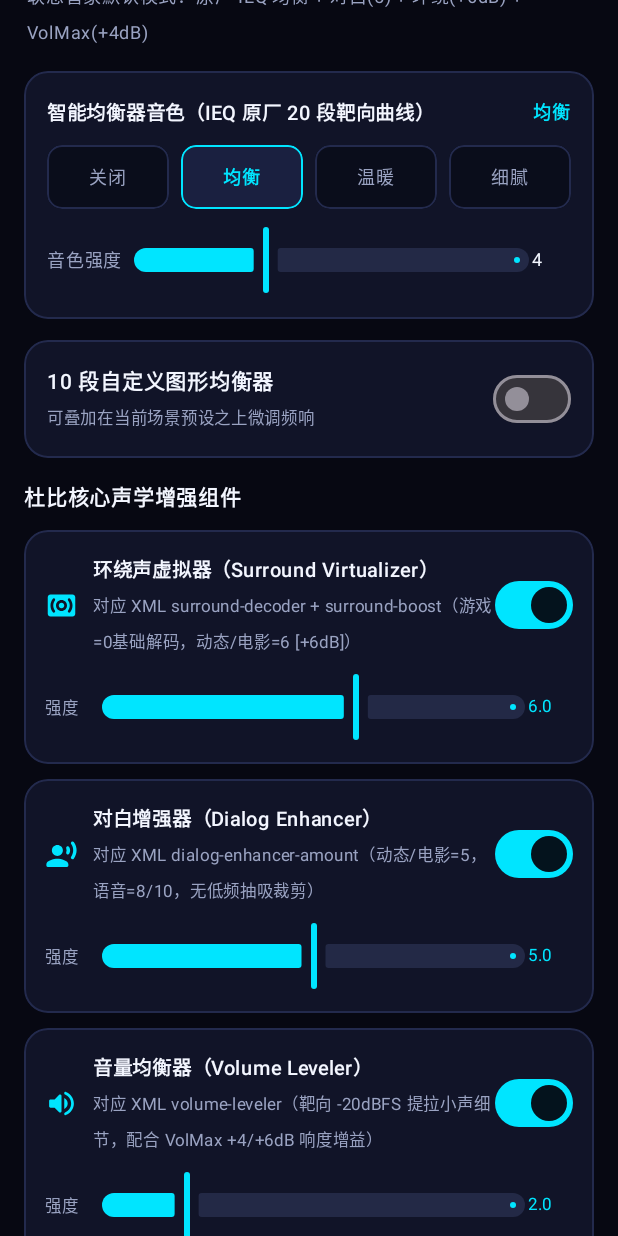
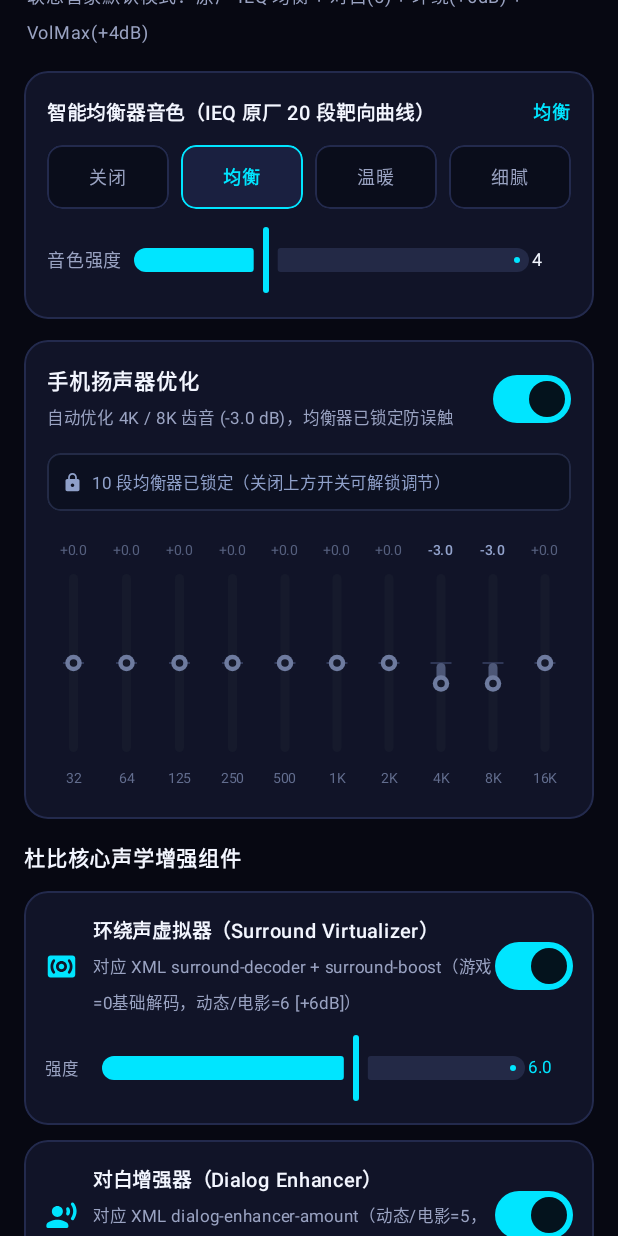
Before and after one commit to sscc9/yoga-dolby-atmos-android, an Android app built with Jetpack Compose: the screen it shows after launch (MainActivity), scrolled down 576 dp, on a phone screen of 412 x 824 dp. Run offline under Robolectric (Android 15) with nearby library versions, the phone set to English and light mode, and no system bars.

Commit message:
feat(speaker-opt): add default-on phone speaker 4K/8K -3dB lock in grayed-out 10-band EQ

```diff
--- a/app/src/main/java/com/yoga/dolbyatmos/data/DolbyPreferences.kt
+++ b/app/src/main/java/com/yoga/dolbyatmos/data/DolbyPreferences.kt
@@ -51,6 +51,7 @@ object DolbyRepository {
 
         val baseState = DolbyUiState(
             masterEnabled = sp.getBoolean("master_enabled", true),
+            speakerOptimizationEnabled = sp.getBoolean("speaker_opt_enabled", true),
             excludeFromRecents = sp.getBoolean("exclude_from_recents", false),
             globalMixFallback = sp.getBoolean("global_mix_fallback", true),
             endpointOverride = override,
@@ -133,6 +134,11 @@ object DolbyRepository {
     fun setMasterEnabled(enabled: Boolean) {
         prefs?.edit()?.putBoolean("master_enabled", enabled)?.apply()
         _state.update { it.copy(masterEnabled = enabled) }
+    }
+
+    fun setSpeakerOptimizationEnabled(enabled: Boolean) {
+        prefs?.edit()?.putBoolean("speaker_opt_enabled", enabled)?.apply()
+        _state.update { it.copy(speakerOptimizationEnabled = enabled) }
     }
 
     fun setExcludeFromRecents(exclude: Boolean) {
--- a/app/src/main/java/com/yoga/dolbyatmos/model/DolbyModels.kt
+++ b/app/src/main/java/com/yoga/dolbyatmos/model/DolbyModels.kt
@@ -44,6 +44,11 @@ object YogaDolbyTuningData {
 
     val UI_GEQ_LABELS = listOf(
         "32", "64", "125", "250", "500", "1K", "2K", "4K", "8K", "16K"
+    )
+
+    /** Phone speaker sibilance optimization overlay: 4K = -3.0 dB, 8K = -3.0 dB */
+    val SPEAKER_OPT_GEQ_10 = listOf(
+        0f, 0f, 0f, 0f, 0f, 0f, 0f, -3f, -3f, 0f
     )
 
     // =========================================================================
@@ -424,10 +429,16 @@ object YogaDolbyTuningData {
         val spec = getFactorySpec(activeEndpoint, state.currentProfile)
         val baseOpt = getEndpointOptimizerDb(activeEndpoint, state.currentProfile)
         val ieqDelta = getIeqDeltaDb(state.ieqPreset, state.ieqAmount)
-        val userGeq20 = if (state.currentProfile == DolbyProfile.CUSTOM || state.customEqEnabledInPreset) {
-            map10BandTo20Band(state.activeCustomBands)
-        } else {
-            FloatArray(BAND_COUNT) { 0f }
+        val userGeq20 = when {
+            activeEndpoint == ActiveEndpoint.SPEAKER && state.speakerOptimizationEnabled -> {
+                map10BandTo20Band(SPEAKER_OPT_GEQ_10)
+            }
+            state.currentProfile == DolbyProfile.CUSTOM || state.customEqEnabledInPreset -> {
+                map10BandTo20Band(state.activeCustomBands)
+            }
+            else -> {
+                FloatArray(BAND_COUNT) { 0f }
+            }
         }
 
         val result = FloatArray(BAND_COUNT)
@@ -533,6 +544,7 @@ enum class ActiveEndpoint(val labelCn: String) {
 
 data class DolbyUiState(
     val masterEnabled: Boolean = true,
+    val speakerOptimizationEnabled: Boolean = true,
     val excludeFromRecents: Boolean = false,
     val globalMixFallback: Boolean = true,
     val endpointOverride: EndpointOverride = EndpointOverride.AUTO,
--- a/app/src/main/java/com/yoga/dolbyatmos/ui/DolbyAccessScreen.kt
+++ b/app/src/main/java/com/yoga/dolbyatmos/ui/DolbyAccessScreen.kt
@@ -31,6 +31,7 @@ import androidx.compose.material.icons.rounded.BatteryChargingFull
 import androidx.compose.material.icons.rounded.Close
 import androidx.compose.material.icons.rounded.GraphicEq
 import androidx.compose.material.icons.rounded.Headphones
+import androidx.compose.material.icons.rounded.Lock
 import androidx.compose.material.icons.rounded.Movie
 import androidx.compose.material.icons.rounded.MusicNote
 import androidx.compose.material.icons.rounded.NotificationsOff
@@ -192,10 +193,11 @@ fun DolbyAccessScreen(
             }
         }
 
-        // 6. 10-Band Interactive Graphic Equalizer (Always shown in CUSTOM, optional overlay in presets)
+        // 6. 10-Band Interactive Graphic Equalizer + Phone Speaker Optimization Lock
         item {
             GraphicEqualizerCard(
                 state = state,
+                onToggleSpeakerOptimization = { DolbyRepository.setSpeakerOptimizationEnabled(it) },
                 onSelectSlot = { DolbyRepository.selectCustomSlot(it) },
                 onToggleOverlayInPreset = { DolbyRepository.setCustomEqEnabledInPreset(it) },
                 onBandChange = { idx, db -> DolbyRepository.updateCustomBand(idx, db) },
@@ -851,13 +853,16 @@ private fun IeqToneCard(
 @Composable
 private fun GraphicEqualizerCard(
     state: DolbyUiState,
+    onToggleSpeakerOptimization: (Boolean) -> Unit,
     onSelectSlot: (Int) -> Unit,
     onToggleOverlayInPreset: (Boolean) -> Unit,
     onBandChange: (Int, Float) -> Unit,
     onFlatten: () -> Unit
 ) {
+    val isSpeaker = state.effectiveEndpoint == ActiveEndpoint.SPEAKER
+    val isSpeakerOptLocked = isSpeaker && state.speakerOptimizationEnabled
     val isCustomProfile = state.currentProfile == DolbyProfile.CUSTOM
-    val active = isCustomProfile || state.customEqEnabledInPreset
+    val manualEqActive = !isSpeakerOptLocked && (isCustomProfile || state.customEqEnabledInPreset)
 
     Column(
         modifier = Modifier
@@ -867,6 +872,7 @@ private fun GraphicEqualizerCard(
             .border(1.dp, DolbyBorder, RoundedCornerShape(16.dp))
             .padding(15.dp)
     ) {
+        // Phone Speaker Sibilance Optimization Switch (Default ON)
         Row(
             modifier = Modifier.fillMaxWidth(),
             horizontalArrangement = Arrangement.SpaceBetween,
@@ -874,10 +880,105 @@ private fun GraphicEqualizerCard(
         ) {
             Column(modifier = Modifier.weight(1f)) {
                 Text(
+                    text = "手机扬声器优化",
+                    color = DolbyTextPrimary,
+                    fontSize = 14.sp,
+                    fontWeight = FontWeight.SemiBold,
+                    maxLines = 1,
+                    overflow = TextOverflow.Ellipsis
+                )
+                Text(
+                    text = when {
+                        !isSpeaker -> "外放专属（当前耳机自动直通不衰减高频）"
+                        state.speakerOptimizationEnabled -> "自动优化 4K / 8K 齿音 (-3.0 dB)，均衡器已锁定防误触"
+                        else -> "已关闭，可在下方自定义调节 10 段均衡器"
+                    },
+                    color = DolbyTextSecondary,
+                    fontSize = 11.sp
+                )
+            }
+            Spacer(modifier = Modifier.width(10.dp))
+            Switch(
+                checked = state.speakerOptimizationEnabled,
+                onCheckedChange = onToggleSpeakerOptimization,
+                colors = SwitchDefaults.colors(
+                    checkedThumbColor = Color(0xFF04131D),
+                    checkedTrackColor = DolbyCyan
+                )
+            )
+        }
+
+        if (isSpeakerOptLocked) {
+            // Style 1: Visible Grayed-Out & Touch-Locked 10-Band EQ showing 4K = -3.0, 8K = -3.0
+            Spacer(modifier = Modifier.height(12.dp))
+            Row(
+                modifier = Modifier
+                    .fillMaxWidth()
+                    .clip(RoundedCornerShape(9.dp))
+                    .background(Color(0xFF0C1020))
+                    .border(1.dp, Color(0xFF232A46), RoundedCornerShape(9.dp))
+                    .padding(horizontal = 10.dp, vertical = 7.dp),
+                verticalAlignment = Alignment.CenterVertically
+            ) {
+                Icon(
+                    imageVector = Icons.Rounded.Lock,
+                    contentDescription = null,
+                    tint = Color(0xFF8FA0C9),
+                    modifier = Modifier.size(14.dp)
+                )
+                Spacer(modifier = Modifier.width(6.dp))
+                Text(
+                    text = "10 段均衡器已锁定（关闭上方开关可解锁调节）",
+                    color = Color(0xFF8FA0C9),
+                    fontSize = 11.sp,
+                    maxLines = 1,
+                    overflow = TextOverflow.Ellipsis
+                )
+            }
+
+            Spacer(modifier = Modifier.height(14.dp))
+
+            Row(
+                modifier = Modifier
+                    .fillMaxWidth()
+                    .height(176.dp),
+                horizontalArrangement = Arrangement.SpaceBetween
+            ) {
+                val lockedBands = YogaDolbyTuningData.SPEAKER_OPT_GEQ_10
+                YogaDolbyTuningData.UI_GEQ_LABELS.forEachIndexed { idx, freqLabel ->
+                    val gain = lockedBands.getOrElse(idx) { 0f }
+                    VerticalEqBar(
+                        modifier = Modifier.weight(1f),
+                        gainDb = gain,
+                        freqLabel = freqLabel,
+                        locked = true,
+                        onGainChange = {}
+                    )
+                }
+            }
+        } else {
+            Spacer(modifier = Modifier.height(12.dp))
+            Box(
+                modifier = Modifier
+                    .fillMaxWidth()
+                    .height(1.dp)
+                    .background(Color(0xFF1E2440))
+            )
+            Spacer(modifier = Modifier.height(12.dp))
+
+            Row(
+                modifier = Modifier.fillMaxWidth(),
+                horizontalArrangement = Arrangement.SpaceBetween,
+                verticalAlignment = Alignment.CenterVertically
+            ) {
+                Column(modifier = Modifier.weight(1f)) {
+                    Text(
                         text = "10 段自定义图形均衡器",
                         color = DolbyTextPrimary,
-                    fontSize = 14.sp,
-                    fontWeight = FontWeight.SemiBold
+                        fontSize = 13.5.sp,
+                        fontWeight = FontWeight.SemiBold,
+                        maxLines = 1,
+                        overflow = TextOverflow.Ellipsis
                     )
                     Text(
                         text = if (isCustomProfile) {
@@ -890,6 +991,7 @@ private fun GraphicEqualizerCard(
                     )
                 }
 
+                Spacer(modifier = Modifier.width(8.dp))
                 if (!isCustomProfile) {
                     Switch(
                         checked = state.customEqEnabledInPreset,
@@ -904,6 +1006,8 @@ private fun GraphicEqualizerCard(
                         text = "归零平直",
                         color = DolbyCyan,
                         fontSize = 12.sp,
+                        maxLines = 1,
+                        softWrap = false,
                         modifier = Modifier
                             .clip(RoundedCornerShape(8.dp))
                             .clickable { onFlatten() }
@@ -912,7 +1016,7 @@ private fun GraphicEqualizerCard(
                 }
             }
 
-        AnimatedVisibility(visible = active) {
+            AnimatedVisibility(visible = manualEqActive) {
                 Column(modifier = Modifier.padding(top = 12.dp)) {
                     Row(
                         modifier = Modifier.fillMaxWidth(),
@@ -939,7 +1043,8 @@ private fun GraphicEqualizerCard(
                                     text = name,
                                     color = if (selected) Color(0xFFD1B3FF) else DolbyTextSecondary,
                                     fontSize = 11.sp,
-                                fontWeight = if (selected) FontWeight.Bold else FontWeight.Normal
+                                    fontWeight = if (selected) FontWeight.Bold else FontWeight.Normal,
+                                    maxLines = 1
                                 )
                             }
                         }
@@ -949,6 +1054,8 @@ private fun GraphicEqualizerCard(
                                 text = "归零",
                                 color = DolbyCyan,
                                 fontSize = 11.sp,
+                                maxLines = 1,
+                                softWrap = false,
                                 modifier = Modifier
                                     .clip(RoundedCornerShape(8.dp))
                                     .clickable { onFlatten() }
@@ -972,8 +1079,10 @@ private fun GraphicEqualizerCard(
                                 modifier = Modifier.weight(1f),
                                 gainDb = gain,
                                 freqLabel = freqLabel,
+                                locked = false,
                                 onGainChange = { onBandChange(idx, it) }
                             )
+                        }
                     }
                 }
             }
@@ -986,26 +1095,15 @@ private fun VerticalEqBar(
     modifier: Modifier = Modifier,
     gainDb: Float,
     freqLabel: String,
+    locked: Boolean = false,
     onGainChange: (Float) -> Unit
 ) {
     val currentOnGainChange by rememberUpdatedState(onGainChange)
 
-    Column(
-        modifier = modifier.fillMaxHeight(),
-        horizontalAlignment = Alignment.CenterHorizontally
-    ) {
-        Text(
-            text = String.format(Locale.US, "%+.1f", gainDb),
-            color = if (gainDb != 0f) DolbyCyan else DolbyTextSecondary,
-            fontSize = 9.sp,
-            maxLines = 1
-        )
-        Spacer(modifier = Modifier.height(4.dp))
-
-        Box(
-            modifier = Modifier
-                .weight(1f)
-                .fillMaxWidth()
+    val touchModifier = if (locked) {
+        Modifier
+    } else {
+        Modifier
             .pointerInput(Unit) {
                 detectTapGestures { offset ->
                     val h = size.height.toFloat().coerceAtLeast(1f)
@@ -1023,6 +1121,34 @@ private fun VerticalEqBar(
                     currentOnGainChange((kotlin.math.round(db * 2f) / 2f).coerceIn(-12f, 12f))
                 }
             }
+    }
+
+    val valueColor = when {
+        locked && gainDb != 0f -> Color(0xFF93A3CC)
+        locked -> Color(0xFF56607F)
+        gainDb != 0f -> DolbyCyan
+        else -> DolbyTextSecondary
+    }
+    val labelColor = if (locked) Color(0xFF636E8F) else DolbyTextSecondary
+
+    Column(
+        modifier = modifier.fillMaxHeight(),
+        horizontalAlignment = Alignment.CenterHorizontally
+    ) {
+        Text(
+            text = String.format(Locale.US, "%+.1f", gainDb),
+            color = valueColor,
+            fontSize = 9.sp,
+            fontWeight = if (gainDb != 0f) FontWeight.SemiBold else FontWeight.Normal,
+            maxLines = 1
+        )
+        Spacer(modifier = Modifier.height(4.dp))
+
+        Box(
+            modifier = Modifier
+                .weight(1f)
+                .fillMaxWidth()
+                .then(touchModifier)
         ) {
             Canvas(modifier = Modifier.fillMaxSize()) {
                 val cx = size.width / 2f
@@ -1032,7 +1158,7 @@ private fun VerticalEqBar(
 
                 // Background rail
                 drawRoundRect(
-                    color = Color(0xFF1E2442),
+                    color = if (locked) Color(0xFF161A2C) else Color(0xFF1E2442),
                     topLeft = Offset(cx - trackW / 2f, 0f),
                     size = Size(trackW, h),
                     cornerRadius = CornerRadius(trackW / 2f, trackW / 2f)
@@ -1040,7 +1166,7 @@ private fun VerticalEqBar(
 
                 // Center 0 dB tick
                 drawLine(
-                    color = Color(0xFF475385),
+                    color = if (locked) Color(0xFF2F3756) else Color(0xFF475385),
                     start = Offset(cx - 7.dp.toPx(), midY),
                     end = Offset(cx + 7.dp.toPx(), midY),
                     strokeWidth = 1.2.dp.toPx()
@@ -1051,20 +1177,24 @@ private fun VerticalEqBar(
                 val barHeight = kotlin.math.abs(thumbY - midY).coerceAtLeast(2f)
 
                 drawRoundRect(
-                    brush = Brush.verticalGradient(listOf(DolbyCyan, DolbyViolet)),
+                    brush = if (locked) {
+                        Brush.verticalGradient(listOf(Color(0xFF5B678A), Color(0xFF414A68)))
+                    } else {
+                        Brush.verticalGradient(listOf(DolbyCyan, DolbyViolet))
+                    },
                     topLeft = Offset(cx - trackW / 2f, barTop),
                     size = Size(trackW, barHeight),
                     cornerRadius = CornerRadius(trackW / 2f, trackW / 2f)
                 )
 
                 drawCircle(
-                    color = DolbyCyan,
-                    radius = 6.5.dp.toPx(),
+                    color = if (locked) Color(0xFF6E7B9F) else DolbyCyan,
+                    radius = if (locked) 5.5.dp.toPx() else 6.5.dp.toPx(),
                     center = Offset(cx, thumbY)
                 )
                 drawCircle(
-                    color = Color(0xFF081022),
-                    radius = 2.8.dp.toPx(),
+                    color = if (locked) Color(0xFF15192B) else Color(0xFF081022),
+                    radius = 2.5.dp.toPx(),
                     center = Offset(cx, thumbY)
                 )
             }
@@ -1073,7 +1203,7 @@ private fun VerticalEqBar(
         Spacer(modifier = Modifier.height(5.dp))
         Text(
             text = freqLabel,
-            color = DolbyTextSecondary,
+            color = labelColor,
             fontSize = 9.sp,
             maxLines = 1
         )
```
Also changed, not shown: 1 other file. Lines whose indentation alone changed are shown as unchanged.
